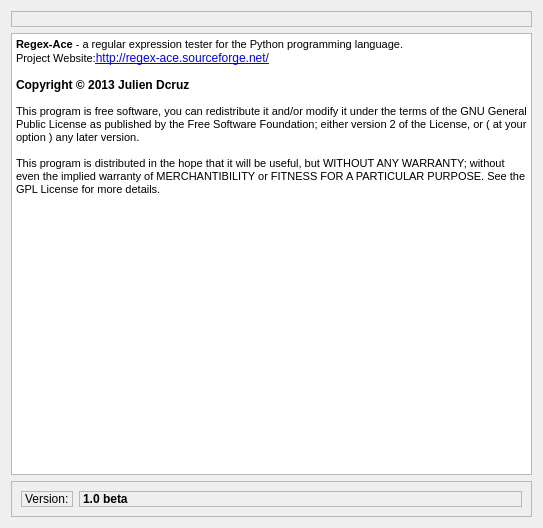
Old version of the form ui/aboutform.ui in the repository juliendz/regex-ace.
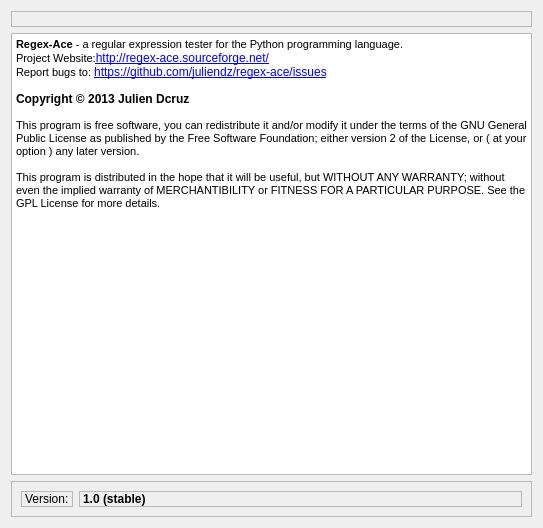
New version of the form. Icons and pictures are not drawn.

```diff
--- a/ui/aboutform.ui
+++ b/ui/aboutform.ui
@@ -42,6 +42,7 @@
 &lt;/style&gt;&lt;/head&gt;&lt;body style=&quot; font-family:'Sans Serif'; font-size:9pt; font-weight:400; font-style:normal;&quot;&gt;
 &lt;p style=&quot; margin-top:0px; margin-bottom:0px; margin-left:0px; margin-right:0px; -qt-block-indent:0; text-indent:0px;&quot;&gt;&lt;span style=&quot; font-family:'MS Shell Dlg 2'; font-size:8pt; font-weight:600;&quot;&gt;Regex-Ace&lt;/span&gt;&lt;span style=&quot; font-family:'MS Shell Dlg 2'; font-size:8pt;&quot;&gt; - a regular expression tester for the Python programming language.&lt;/span&gt;&lt;/p&gt;
 &lt;p style=&quot; margin-top:0px; margin-bottom:0px; margin-left:0px; margin-right:0px; -qt-block-indent:0; text-indent:0px;&quot;&gt;&lt;span style=&quot; font-family:'MS Shell Dlg 2'; font-size:8pt;&quot;&gt;Project Website:&lt;/span&gt;&lt;a href=&quot;http://regex-ace.sourceforge.net/&quot;&gt;&lt;span style=&quot; text-decoration: underline; color:#0000ff;&quot;&gt;http://regex-ace.sourceforge.net/&lt;/span&gt;&lt;/a&gt;&lt;/p&gt;
+&lt;p style=&quot; margin-top:0px; margin-bottom:0px; margin-left:0px; margin-right:0px; -qt-block-indent:0; text-indent:0px;&quot;&gt;&lt;span style=&quot; font-family:'MS Shell Dlg 2'; font-size:8pt;&quot;&gt;Report bugs to: &lt;/span&gt;&lt;a href=&quot;https://github.com/juliendz/regex-ace/issues&quot;&gt;&lt;span style=&quot; text-decoration: underline; color:#0000ff;&quot;&gt;https://github.com/juliendz/regex-ace/issues&lt;/span&gt;&lt;/a&gt;&lt;/p&gt;
 &lt;p style=&quot;-qt-paragraph-type:empty; margin-top:0px; margin-bottom:0px; margin-left:0px; margin-right:0px; -qt-block-indent:0; text-indent:0px; font-family:'MS Shell Dlg 2'; font-size:8pt;&quot;&gt;&lt;br /&gt;&lt;/p&gt;
 &lt;p style=&quot; margin-top:0px; margin-bottom:0px; margin-left:0px; margin-right:0px; -qt-block-indent:0; text-indent:0px;&quot;&gt;&lt;span style=&quot; font-family:'MS Shell Dlg 2'; font-weight:600;&quot;&gt;Copyright © 2013 Julien Dcruz&lt;/span&gt;&lt;/p&gt;
 &lt;p style=&quot;-qt-paragraph-type:empty; margin-top:0px; margin-bottom:0px; margin-left:0px; margin-right:0px; -qt-block-indent:0; text-indent:0px; font-family:'MS Shell Dlg 2'; font-size:8pt;&quot;&gt;&lt;br /&gt;&lt;/p&gt;
@@ -83,7 +84,7 @@
          <enum>QFrame::StyledPanel</enum>
         </property>
         <property name="text">
-         <string>1.0 beta</string>
+         <string>1.0 (stable)</string>
         </property>
        </widget>
       </item>
```
